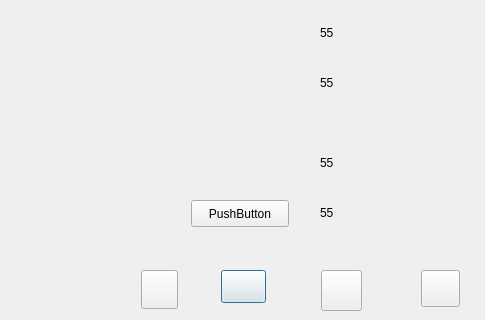
Old version of the form work.ui in the repository wushengjun85/jy10_01; both pictures show x 539 to 1024 and y 280 to 600 of the 1024 by 600 pixel window.
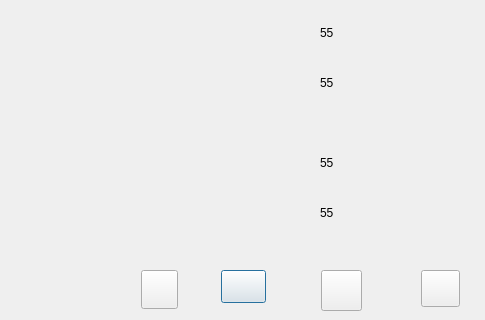
New version of the form. Icons and pictures are not drawn.

```diff
--- a/work.ui
+++ b/work.ui
@@ -368,19 +368,6 @@
     <string>TextLabel2</string>
    </property>
   </widget>
-  <widget class="QPushButton" name="pushButton_5">
-   <property name="geometry">
-    <rect>
-     <x>730</x>
-     <y>480</y>
-     <width>98</width>
-     <height>27</height>
-    </rect>
-   </property>
-   <property name="text">
-    <string>PushButton</string>
-   </property>
-  </widget>
  </widget>
  <resources/>
  <connections/>
```
